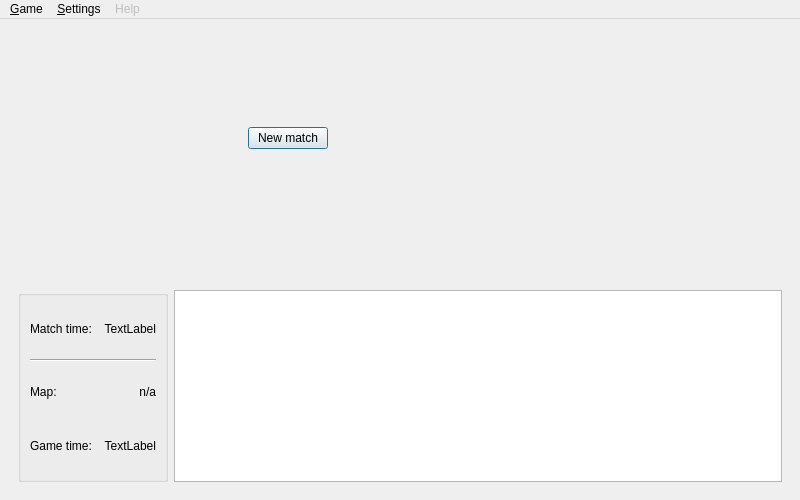
Before: the Qt Designer form ui/form_main.ui in pnordhus/openorbiter, drawn with Qt 5.
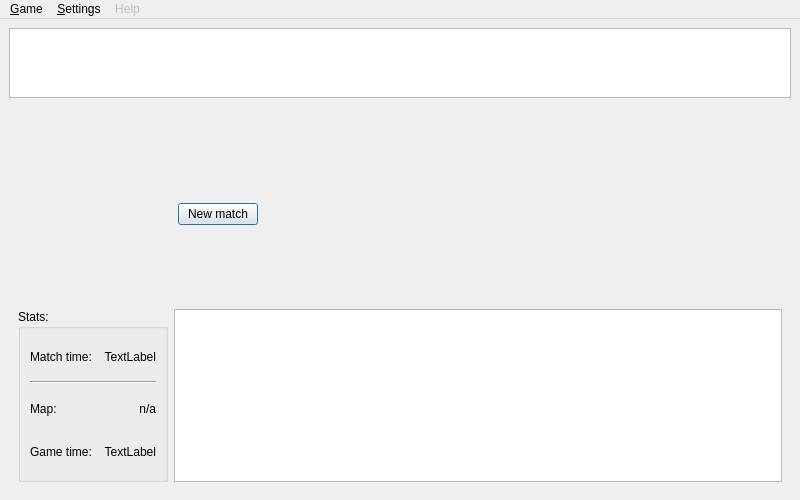
After: the same form once the commit is applied. Custom widgets are drawn as their Qt base class.

```diff
--- a/ui/form_main.ui
+++ b/ui/form_main.ui
@@ -29,6 +29,22 @@
     <property name="spacing" >
      <number>6</number>
     </property>
+    <item>
+     <widget class="MapView" name="graphicsMap" >
+      <property name="verticalScrollBarPolicy" >
+       <enum>Qt::ScrollBarAlwaysOff</enum>
+      </property>
+      <property name="horizontalScrollBarPolicy" >
+       <enum>Qt::ScrollBarAlwaysOff</enum>
+      </property>
+      <property name="interactive" >
+       <bool>false</bool>
+      </property>
+      <property name="renderHints" >
+       <set>QPainter::Antialiasing|QPainter::TextAntialiasing</set>
+      </property>
+     </widget>
+    </item>
     <item>
      <widget class="FrameMapBack" name="frameMapBack" >
       <property name="sizePolicy" >
@@ -48,7 +64,7 @@
       <widget class="FrameMap" name="frameMap" >
        <property name="geometry" >
         <rect>
-         <x>180</x>
+         <x>110</x>
          <y>40</y>
          <width>198</width>
          <height>139</height>
@@ -161,7 +177,7 @@
           </sizepolicy>
          </property>
          <property name="title" >
-          <string/>
+          <string>Stats:</string>
          </property>
          <layout class="QGridLayout" >
           <property name="margin" >
@@ -256,9 +272,6 @@
          <property name="selectionMode" >
           <enum>QAbstractItemView::NoSelection</enum>
          </property>
-         <property name="showGrid" >
-          <bool>false</bool>
-         </property>
         </widget>
        </item>
       </layout>
@@ -440,6 +453,11 @@
  </widget>
  <pixmapfunction></pixmapfunction>
  <customwidgets>
+  <customwidget>
+   <class>MapView</class>
+   <extends>QGraphicsView</extends>
+   <header>../src/mapview.h</header>
+  </customwidget>
   <customwidget>
    <class>FrameMap</class>
    <extends>QFrame</extends>
```
Left out of the diff: 25 changed lines with no effect on the pictures.
